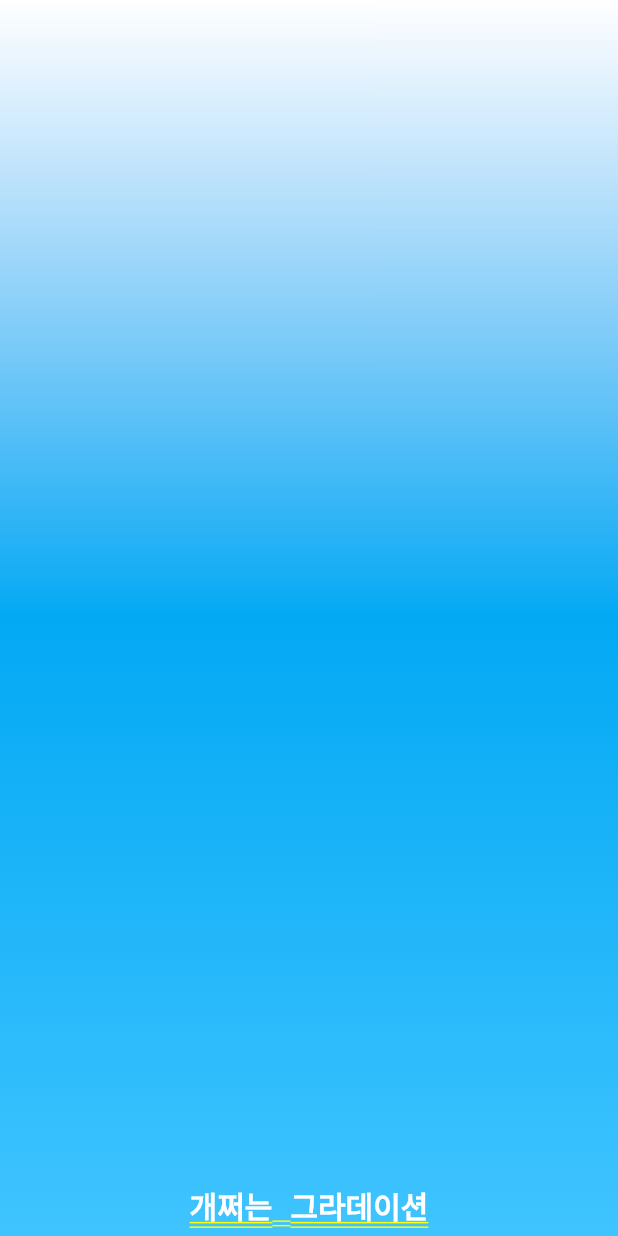
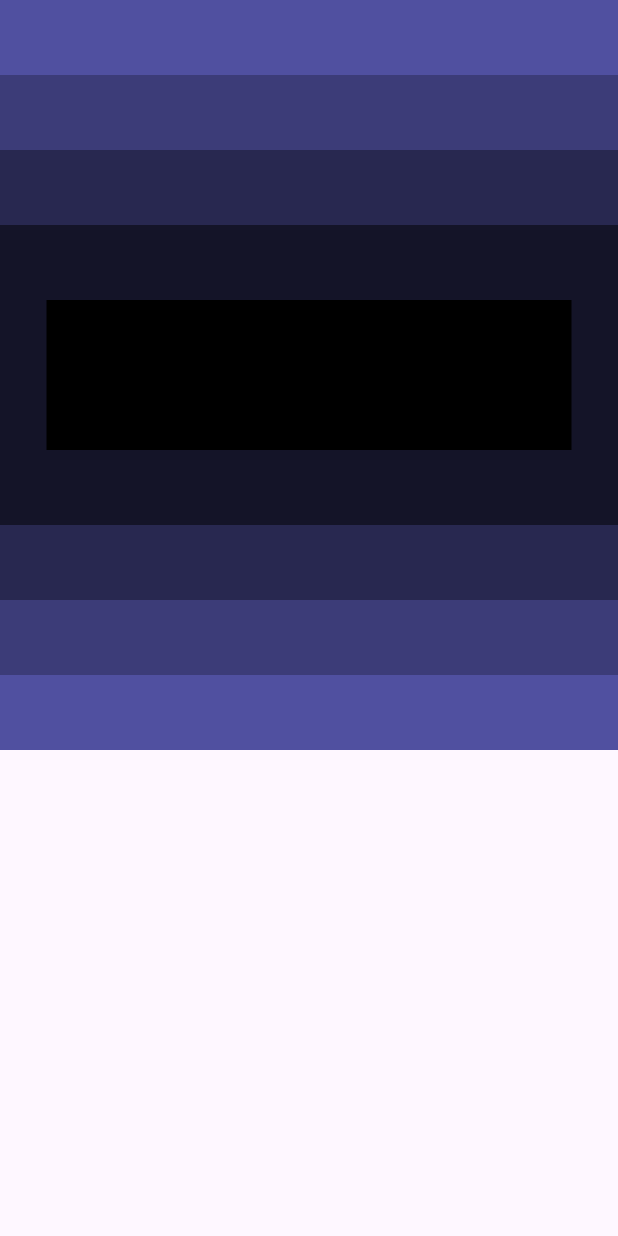
Before and after one commit to jonny995483/flutter_gang, a Flutter app: the screen it shows after launch, on a phone screen of 412 x 824 dp. Run offline on Flutter 3.47's test engine with Material 3 defaults, Android fonts, the phone set to English and light mode, and no system bars.

Commit message:
purple primid

```diff
--- a/lib/stack.dart
+++ b/lib/stack.dart
@@ -10,35 +10,18 @@ class MyHomePage extends StatefulWidget {
 class _MyHomePageState extends State<MyHomePage> {
   @override
   Widget build(BuildContext context) {
-    return SizedBox(
-      width: 250,
-      height: 250,
-      child: Stack(
-        children: <Widget>[
-          Container(
-            width: 250,
-            height: 250,
-            color: Colors.white,
-          ),
-          Container(
-            padding: const EdgeInsets.all(5.0),
-            alignment: Alignment.bottomCenter,
-            decoration: BoxDecoration(
-              gradient: LinearGradient(
-                begin: Alignment.topCenter,
-                end: Alignment.bottomCenter,
-                colors: <Color>[
-                  Colors.blue.withAlpha(0),
-                  Colors.lightBlue,
-                  Colors.lightBlueAccent
-                ],
-              ),
+    return Scaffold(
+      body: Stack(
+        alignment: Alignment.center, // Center children in the Stack
+        children: [
+          ...List.generate(
+            5,
+                (index) => Container(
+              width: index * 350 + 350,
+              height: index * 100 + 100,
+              color: Color.fromRGBO(index * 20, index * 20, index * 40, 1.0),
             ),
-            child: const Text(
-              '개쩌는 그라데이션',
-              style: TextStyle(color: Colors.white, fontSize: 20.0),
-            ),
-          ),
+          ).reversed,
         ],
       ),
     );
```
